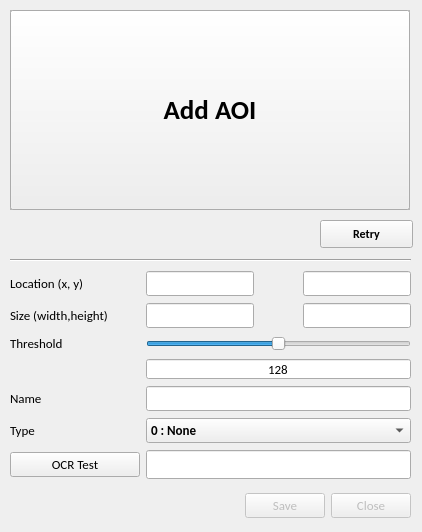
This is src/kem_studio_add_aoi.ui in hyungjungkim/low-cost-vision-based-cnc-machine-tool-status-monitoring as Qt 5 draws it before an edit. The edited form follows.
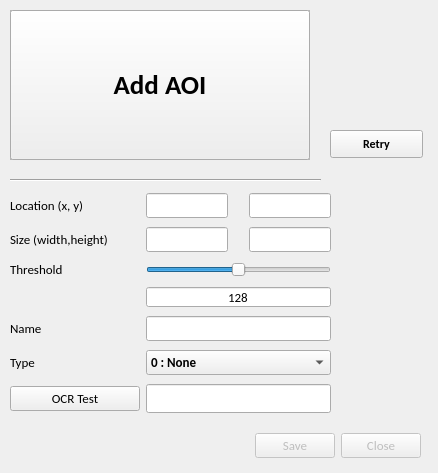
This is the edited form.

The edit to the form file:
```diff
--- a/src/kem_studio_add_aoi.ui
+++ b/src/kem_studio_add_aoi.ui
@@ -6,8 +6,8 @@
    <rect>
     <x>0</x>
     <y>0</y>
-    <width>422</width>
-    <height>532</height>
+    <width>438</width>
+    <height>473</height>
    </rect>
   </property>
   <property name="font">
@@ -27,8 +27,8 @@
    </property>
    <property name="geometry">
     <rect>
-     <x>220</x>
-     <y>490</y>
+     <x>230</x>
+     <y>430</y>
      <width>191</width>
      <height>32</height>
     </rect>
@@ -50,9 +50,9 @@
    <property name="geometry">
     <rect>
      <x>10</x>
-     <y>270</y>
-     <width>401</width>
-     <height>211</height>
+     <y>190</y>
+     <width>321</width>
+     <height>228</height>
     </rect>
    </property>
    <layout class="QGridLayout" name="gridLayout">
@@ -404,8 +404,8 @@
     <rect>
      <x>10</x>
      <y>10</y>
-     <width>400</width>
-     <height>200</height>
+     <width>300</width>
+     <height>150</height>
     </rect>
    </property>
    <property name="frameShape">
@@ -419,8 +419,8 @@
      <rect>
       <x>0</x>
       <y>0</y>
-      <width>400</width>
-      <height>200</height>
+      <width>300</width>
+      <height>150</height>
      </rect>
     </property>
     <property name="sizePolicy">
@@ -452,8 +452,8 @@
      <rect>
       <x>3</x>
       <y>4</y>
-      <width>400</width>
-      <height>200</height>
+      <width>300</width>
+      <height>141</height>
      </rect>
     </property>
     <property name="sizePolicy">
@@ -476,8 +476,8 @@
    <property name="geometry">
     <rect>
      <x>10</x>
-     <y>250</y>
-     <width>401</width>
+     <y>170</y>
+     <width>311</width>
      <height>20</height>
     </rect>
    </property>
@@ -488,8 +488,8 @@
   <widget class="QPushButton" name="btnRetry">
    <property name="geometry">
     <rect>
-     <x>320</x>
-     <y>220</y>
+     <x>330</x>
+     <y>130</y>
      <width>93</width>
      <height>28</height>
     </rect>
```
